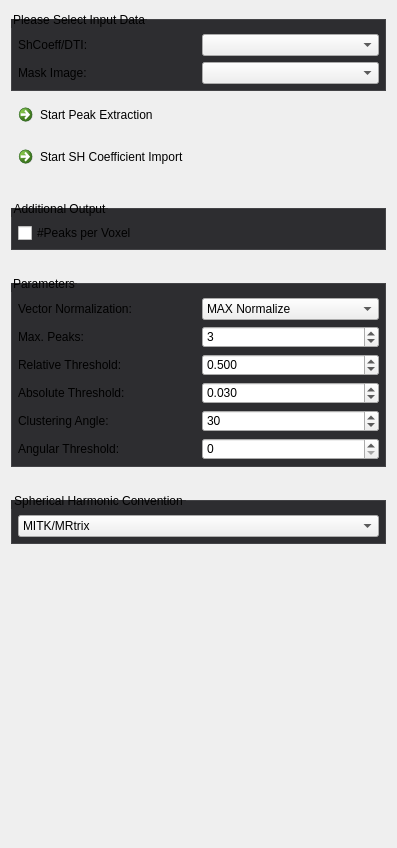
MITK/MITK, file Plugins/org.mitk.gui.qt.diffusionimaging.odfpeaks/src/internal/QmitkOdfMaximaExtractionViewControls.ui: the form before one commit.
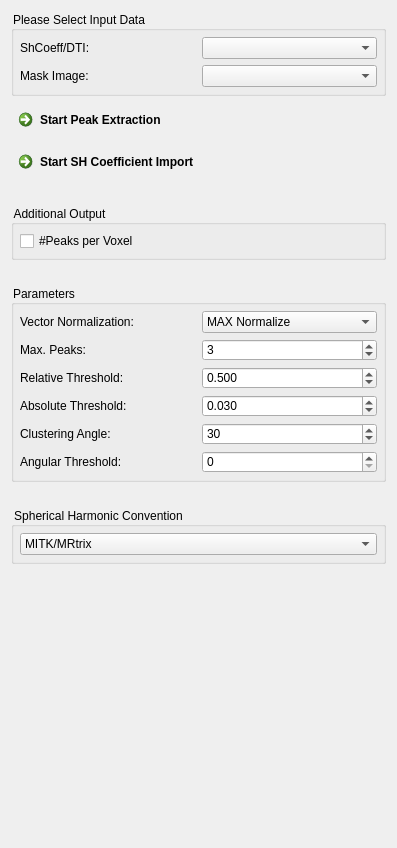
The form after the commit. Custom widgets are drawn as their Qt base class.

What changed in the file:
```diff
--- a/Plugins/org.mitk.gui.qt.diffusionimaging.odfpeaks/src/internal/QmitkOdfMaximaExtractionViewControls.ui
+++ b/Plugins/org.mitk.gui.qt.diffusionimaging.odfpeaks/src/internal/QmitkOdfMaximaExtractionViewControls.ui
@@ -15,7 +15,7 @@
   </property>
   <property name="styleSheet">
    <string>QCommandLinkButton {
-  font-weight: normal;
+  font-weight: lighter;
 }
 
 QCommandLinkButton:disabled {
@@ -24,7 +24,6 @@
 }
 
 QToolBox::tab {
-  border: 1px solid #434346;
   font-weight: bold;
 }
 
@@ -34,20 +33,15 @@
 }
 
 QToolBox::tab:selected {
-  background-color: #1c97ea;
-  border: 1px solid #1c97ea;
   font-weight: bold;
 }
 
 QGroupBox {
-  border: 1px solid #434346;
-  background-color: #2d2d30;
-  margin-top: 8px;
-  padding-top: 8px;
+  background-color: transparent;
 }
 
 QGroupBox, QGroupBox:disabled {
-  background-color: #2d2d30;
+  background-color: transparent;
 }</string>
   </property>
   <layout class="QGridLayout" name="gridLayout_2">
```
Left out of the diff: 1 changed line with no effect on the pictures.
